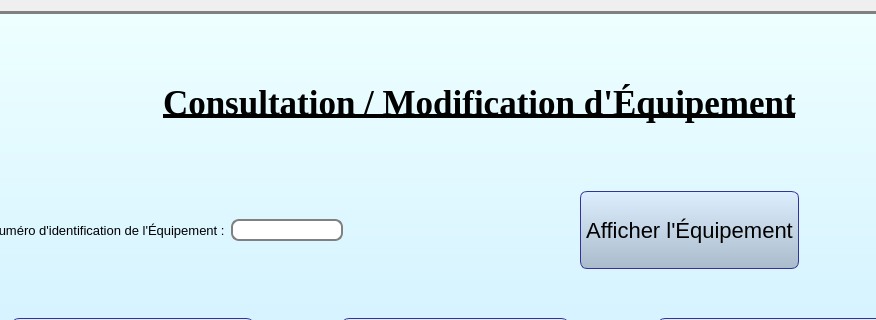
Old version of the form Apprentissage Python/exercices/Hatim/Accueil/ConsultationEquip5.ui in the repository ProjetPC2/SIMM-2.0; both pictures show x 91 to 967 and y 0 to 320 of the 1140 by 889 pixel window.
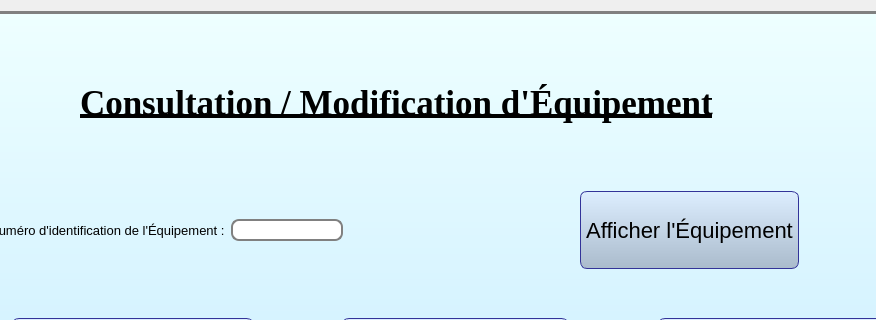
New version of the form. Icons and pictures are not drawn.

What changed in the file:
```diff
--- a/Apprentissage Python/exercices/Hatim/Accueil/ConsultationEquip5.ui
+++ b/Apprentissage Python/exercices/Hatim/Accueil/ConsultationEquip5.ui
@@ -150,6 +150,29 @@
           </property>
          </spacer>
         </item>
+        <item>
+         <widget class="QLabel" name="label_2">
+          <property name="text">
+           <string/>
+          </property>
+          <property name="pixmap">
+           <pixmap>Modify-icon-128.png</pixmap>
+          </property>
+         </widget>
+        </item>
+        <item>
+         <spacer name="horizontalSpacer_9">
+          <property name="orientation">
+           <enum>Qt::Horizontal</enum>
+          </property>
+          <property name="sizeHint" stdset="0">
+           <size>
+            <width>40</width>
+            <height>20</height>
+           </size>
+          </property>
+         </spacer>
+        </item>
        </layout>
       </item>
       <item row="1" column="0" colspan="2">
```
